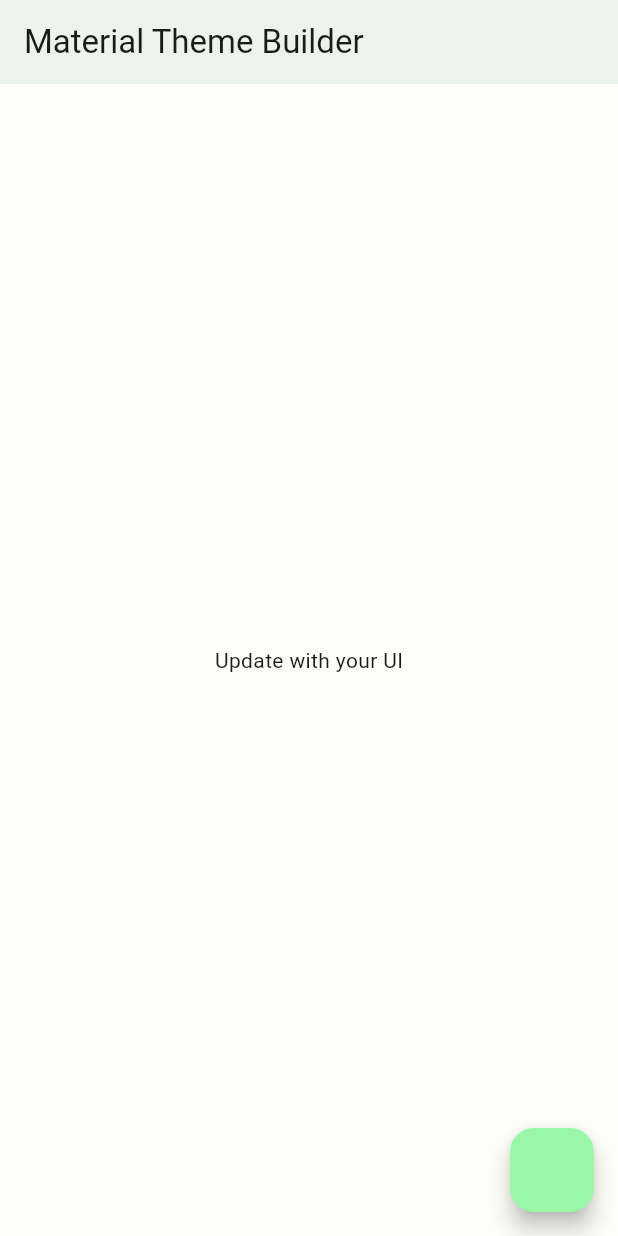
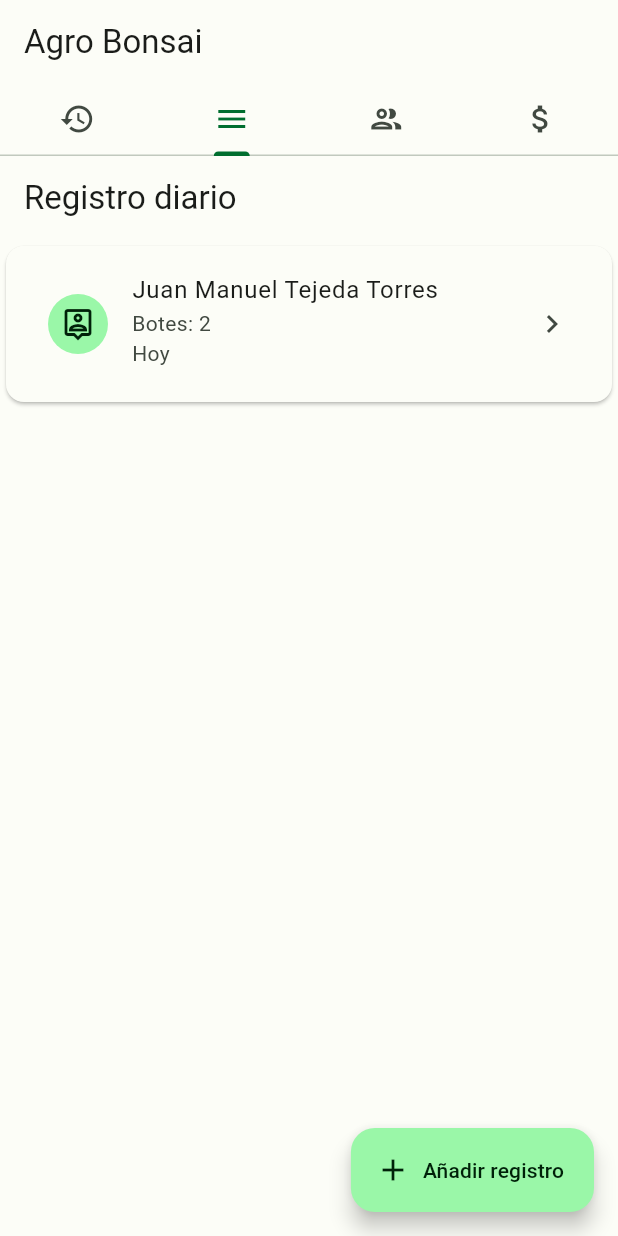
Before and after one commit to noobcooder007/agro-bonsai, a Flutter app: the screen it shows after launch, on a phone screen of 412 x 824 dp. Run offline on Flutter 3.47's test engine with Material 3 defaults, Android fonts, the phone set to English and light mode, and no system bars.

Commit message:
screens added part 1

```diff
--- /dev/null
+++ b/lib/helpers/current_date.dart
@@ -0,0 +1,26 @@
+class CustomFormatDate {
+  static final List<String> _months = [
+    'enero',
+    'febrero',
+    'marzo',
+    'abril',
+    'mayo',
+    'junio',
+    'julio',
+    'agosto',
+    'septiembre',
+    'octubre',
+    'noviembre',
+    'diciembre'
+  ];
+  static String parse(DateTime date) {
+    if (date.weekday == DateTime.now().weekday) {
+      if (date.day == DateTime.now().day) {
+        return 'Hoy';
+      }
+      return '';
+    } else {
+      return '${date.day} de ${_months[date.month]} del ${date.year}';
+    }
+  }
+}
--- a/lib/main.dart
+++ b/lib/main.dart
@@ -1,6 +1,8 @@
 import 'package:flutter/material.dart';
 
 import 'package:agro_bonsai/theme/color_schemes.dart';
+
+import 'package:agro_bonsai/pages/home/home_page.dart';
 
 void main() {
   runApp(const MyApp());
@@ -15,33 +17,7 @@ class MyApp extends StatelessWidget {
     return MaterialApp(
       theme: ThemeData(useMaterial3: true, colorScheme: lightColorScheme),
       darkTheme: ThemeData(useMaterial3: true, colorScheme: darkColorScheme),
-      home: const Home(),
+      home: const HomePage(),
     );
   }
 }
-
-class Home extends StatelessWidget {
-  const Home({Key? key}) : super(key: key);
-
-  // This widget is the root of your application.
-  @override
-  Widget build(BuildContext context) {
-    return Scaffold(
-        appBar: AppBar(
-          elevation: 2,
-          title: const Text("Material Theme Builder"),
-        ),
-        body: const Center(
-          child: Column(
-            mainAxisAlignment: MainAxisAlignment.center,
-            children: [
-              Text(
-                'Update with your UI',
-              ),
-            ],
-          ),
-        ),
-        floatingActionButton:
-            FloatingActionButton(onPressed: () => {}, tooltip: 'Increment'));
-  }
-}
--- /dev/null
+++ b/lib/pages/home/home_page.dart
@@ -0,0 +1,42 @@
+import 'package:flutter/material.dart';
+
+import 'package:agro_bonsai/pages/salary/salary_page.dart';
+import 'package:agro_bonsai/pages/history/history_page.dart';
+import 'package:agro_bonsai/pages/personal/personal_page.dart';
+import 'package:agro_bonsai/pages/register/register_page.dart';
+
+class HomePage extends StatelessWidget {
+  const HomePage({super.key});
+
+  @override
+  Widget build(BuildContext context) {
+    return DefaultTabController(
+        initialIndex: 1,
+        length: 4,
+        child: Scaffold(
+          appBar: AppBar(
+            title: const Text('Agro Bonsai'),
+            bottom: const TabBar(tabs: <Widget>[
+              Tab(
+                icon: Icon(Icons.history_outlined),
+              ),
+              Tab(
+                icon: Icon(Icons.menu_outlined),
+              ),
+              Tab(
+                icon: Icon(Icons.group_outlined),
+              ),
+              Tab(
+                icon: Icon(Icons.attach_money_outlined),
+              ),
+            ]),
+          ),
+          body: const TabBarView(children: <Widget>[
+            HistoryPage(),
+            RegisterPage(),
+            PersonalPage(),
+            SalaryPage(),
+          ]),
+        ));
+  }
+}
--- /dev/null
+++ b/lib/pages/register/register_page.dart
@@ -0,0 +1,42 @@
+import 'package:agro_bonsai/helpers/current_date.dart';
+import 'package:agro_bonsai/widgets/custom_form.dart';
+import 'package:agro_bonsai/widgets/custom_bottom_sheet.dart';
+import 'package:agro_bonsai/widgets/custom_list_tile.dart';
+import 'package:flutter/material.dart';
+
+class RegisterPage extends StatelessWidget {
+  const RegisterPage({super.key});
+
+  @override
+  Widget build(BuildContext context) {
+    return Scaffold(
+      appBar: AppBar(
+        title: const Text('Registro diario'),
+      ),
+      body: SingleChildScrollView(
+        child: Column(
+          children: [
+            CustomListTile(
+                leading: const Icon(Icons.person_pin_outlined),
+                title: const Text('Juan Manuel Tejeda Torres'),
+                subtitle: [
+                  const Text('Botes: 2'),
+                  Text(CustomFormatDate.parse(DateTime.now()))
+                ],
+                trailing: const Icon(Icons.keyboard_arrow_right_outlined))
+          ],
+        ),
+      ),
+      floatingActionButton: FloatingActionButton.extended(
+          label: const Text('Añadir registro'),
+          icon: const Icon(Icons.add_outlined),
+          onPressed: () {
+            showModalBottomSheet(
+                context: context,
+                builder: (_) => const CustomBottomSheet(
+                      form: CustomForm(),
+                    ));
+          }),
+    );
+  }
+}
--- /dev/null
+++ b/lib/widgets/custom_list_tile.dart
@@ -0,0 +1,51 @@
+import 'package:flutter/material.dart';
+
+class CustomListTile extends StatelessWidget {
+  final Widget leading;
+  final Widget title;
+  final List<Widget> subtitle;
+  final Widget trailing;
+  const CustomListTile(
+      {super.key,
+      required this.leading,
+      required this.trailing,
+      required this.title,
+      required this.subtitle});
+
+  @override
+  Widget build(BuildContext context) {
+    return Card(
+      child: ListTile(
+        titleAlignment: ListTileTitleAlignment.center,
+        leading: CircleAvatar(child: leading),
+        contentPadding:
+            const EdgeInsets.symmetric(horizontal: 28.0, vertical: 8.0),
+        title: title,
+        subtitle: Column(
+          crossAxisAlignment: CrossAxisAlignment.start,
+          children: [...subtitle],
+        ),
+        isThreeLine: true,
+        trailing: trailing,
+        onTap: () {},
+      ),
+    );
+    // return Card(
+    //   child: ListTile(
+    //     titleAlignment: ListTileTitleAlignment.center,
+    //     leading: const CircleAvatar(
+    //       child: Text('J'),
+    //     ),
+    //     contentPadding:
+    //         const EdgeInsets.symmetric(horizontal: 28.0, vertical: 8.0),
+    //     title: const Text('Juan Manuel Tejeda Torres'),
+    //     subtitle: const Text('26 años - jornada por horas'),
+    //     isThreeLine: true,
+    //     trailing: IconButton.filledTonal(
+    //         onPressed: () {},
+    //         icon: const Icon(Icons.keyboard_arrow_right_outlined)),
+    //     onTap: () {},
+    //   ),
+    // );
+  }
+}
```
Also changed, not shown: lib/pages/history/history_page.dart (added, +46 -0 lines), lib/pages/personal/personal_page.dart (added, +39 -0 lines), lib/pages/salary/salary_page.dart (added, +32 -0 lines), lib/widgets/custom_bottom_sheet.dart (added, +53 -0 lines), lib/widgets/custom_form.dart (added, +46 -0 lines).
